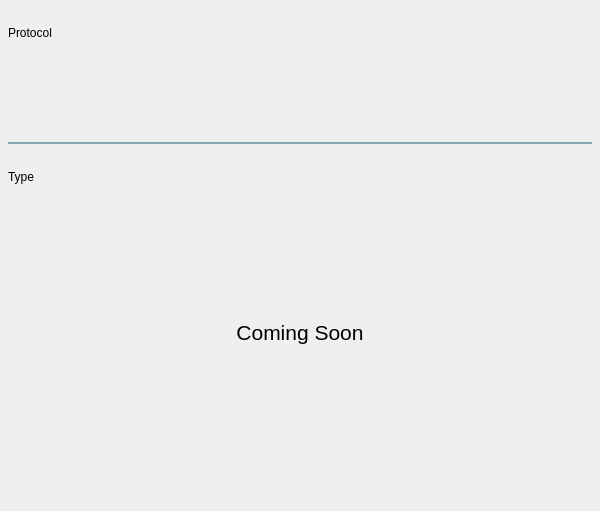
Above: RoboticUserInterface/include/form/CommSelector.ui from ADrownFish/RoboticUserInterface before the change. Below: the same form after it.
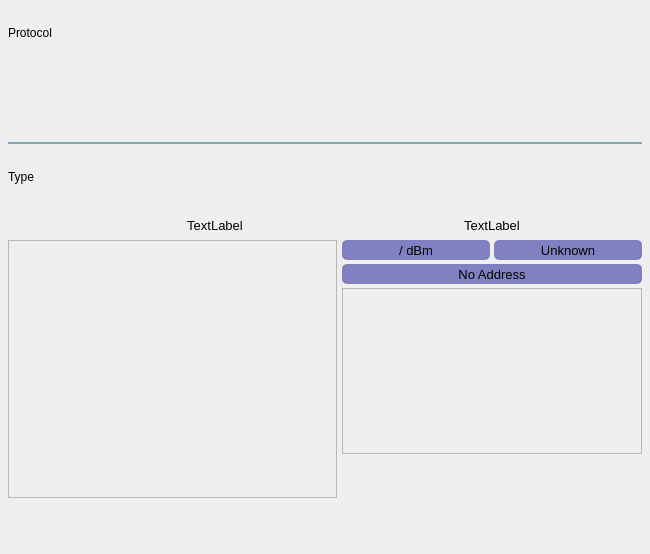
That is the form after the change. The open tabs and pages were chosen to show the change. Custom widgets are drawn as their Qt base class.

```diff
--- a/RoboticUserInterface/include/form/CommSelector.ui
+++ b/RoboticUserInterface/include/form/CommSelector.ui
@@ -6,8 +6,8 @@
    <rect>
     <x>0</x>
     <y>0</y>
-    <width>600</width>
-    <height>511</height>
+    <width>650</width>
+    <height>554</height>
    </rect>
   </property>
   <property name="minimumSize">
@@ -66,19 +66,6 @@
      </property>
     </widget>
    </item>
-   <item row="7" column="1">
-    <spacer name="horizontalSpacer">
-     <property name="orientation">
-      <enum>Qt::Orientation::Vertical</enum>
-     </property>
-     <property name="sizeHint" stdset="0">
-      <size>
-       <width>40</width>
-       <height>20</height>
-      </size>
-     </property>
-    </spacer>
-   </item>
    <item row="6" column="0" colspan="4">
     <widget class="QStackedWidget" name="stackedWidget_type">
      <property name="currentIndex">
@@ -386,21 +373,316 @@
      </widget>
      <widget class="QWidget" name="page_bluetooth">
       <layout class="QGridLayout" name="gridLayout_2">
+       <property name="leftMargin">
+        <number>0</number>
+       </property>
+       <property name="topMargin">
+        <number>0</number>
+       </property>
+       <property name="rightMargin">
+        <number>0</number>
+       </property>
+       <property name="bottomMargin">
+        <number>0</number>
+       </property>
+       <property name="horizontalSpacing">
+        <number>5</number>
+       </property>
+       <property name="verticalSpacing">
+        <number>0</number>
+       </property>
        <item row="0" column="0">
-        <widget class="QLabel" name="label">
+        <widget class="QtMaterialRaisedButton" name="button_bt_scan" native="true">
+         <property name="minimumSize">
+          <size>
+           <width>80</width>
+           <height>30</height>
+          </size>
+         </property>
+         <property name="maximumSize">
+          <size>
+           <width>80</width>
+           <height>30</height>
+          </size>
+         </property>
+        </widget>
+       </item>
+       <item row="0" column="1">
+        <widget class="QLabel" name="label_bt_device">
+         <property name="minimumSize">
+          <size>
+           <width>0</width>
+           <height>20</height>
+          </size>
+         </property>
+         <property name="maximumSize">
+          <size>
+           <width>16777215</width>
+           <height>20</height>
+          </size>
+         </property>
          <property name="font">
           <font>
-           <pointsize>16</pointsize>
+           <pointsize>10</pointsize>
           </font>
          </property>
          <property name="text">
-          <string>Coming Soon</string>
+          <string>TextLabel</string>
          </property>
          <property name="alignment">
           <set>Qt::AlignmentFlag::AlignCenter</set>
          </property>
         </widget>
        </item>
+       <item row="0" column="2">
+        <widget class="QLabel" name="label_bt_service">
+         <property name="minimumSize">
+          <size>
+           <width>0</width>
+           <height>20</height>
+          </size>
+         </property>
+         <property name="maximumSize">
+          <size>
+           <width>16777215</width>
+           <height>20</height>
+          </size>
+         </property>
+         <property name="font">
+          <font>
+           <pointsize>10</pointsize>
+          </font>
+         </property>
+         <property name="text">
+          <string>TextLabel</string>
+         </property>
+         <property name="alignment">
+          <set>Qt::AlignmentFlag::AlignCenter</set>
+         </property>
+        </widget>
+       </item>
+       <item row="1" column="0" colspan="2">
+        <widget class="QScrollArea" name="scrollArea_2">
+         <property name="minimumSize">
+          <size>
+           <width>300</width>
+           <height>200</height>
+          </size>
+         </property>
+         <property name="maximumSize">
+          <size>
+           <width>3000</width>
+           <height>16777215</height>
+          </size>
+         </property>
+         <property name="widgetResizable">
+          <bool>true</bool>
+         </property>
+         <widget class="QWidget" name="bt_device_widget">
+          <property name="geometry">
+           <rect>
+            <x>0</x>
+            <y>0</y>
+            <width>327</width>
+            <height>248</height>
+           </rect>
+          </property>
+          <layout class="QVBoxLayout" name="verticalLayout_bt_device">
+           <property name="spacing">
+            <number>5</number>
+           </property>
+           <property name="leftMargin">
+            <number>0</number>
+           </property>
+           <property name="topMargin">
+            <number>0</number>
+           </property>
+           <property name="rightMargin">
+            <number>0</number>
+           </property>
+           <property name="bottomMargin">
+            <number>0</number>
+           </property>
+           <item>
+            <widget class="QWWindowButton" name="widget_bt_device" native="true"/>
+           </item>
+          </layout>
+         </widget>
+        </widget>
+       </item>
+       <item row="1" column="2">
+        <widget class="QWidget" name="widget_2" native="true">
+         <property name="minimumSize">
+          <size>
+           <width>300</width>
+           <height>200</height>
+          </size>
+         </property>
+         <property name="maximumSize">
+          <size>
+           <width>3000</width>
+           <height>16777215</height>
+          </size>
+         </property>
+         <property name="styleSheet">
+          <string notr="true">QLabel{
+background-color: rgb(129, 129, 194);
+border-radius:5;
+}</string>
+         </property>
+         <layout class="QGridLayout" name="gridLayout_7">
+          <property name="leftMargin">
+           <number>0</number>
+          </property>
+          <property name="topMargin">
+           <number>0</number>
+          </property>
+          <property name="rightMargin">
+           <number>0</number>
+          </property>
+          <property name="bottomMargin">
+           <number>0</number>
+          </property>
+          <property name="spacing">
+           <number>4</number>
+          </property>
+          <item row="1" column="0" colspan="2">
+           <widget class="QLabel" name="label_address">
+            <property name="minimumSize">
+             <size>
+              <width>0</width>
+              <height>20</height>
+             </size>
+            </property>
+            <property name="maximumSize">
+             <size>
+              <width>16777215</width>
+              <height>30</height>
+             </size>
+            </property>
+            <property name="font">
+             <font>
+              <pointsize>10</pointsize>
+             </font>
+            </property>
+            <property name="text">
+             <string>No Address</string>
+            </property>
+            <property name="alignment">
+             <set>Qt::AlignmentFlag::AlignCenter</set>
+            </property>
+           </widget>
+          </item>
+          <item row="0" column="0">
+           <widget class="QLabel" name="label_RSSI">
+            <property name="minimumSize">
+             <size>
+              <width>0</width>
+              <height>20</height>
+             </size>
+            </property>
+            <property name="maximumSize">
+             <size>
+              <width>16777215</width>
+              <height>30</height>
+             </size>
+            </property>
+            <property name="font">
+             <font>
+              <pointsize>10</pointsize>
+             </font>
+            </property>
+            <property name="text">
+             <string>/ dBm</string>
+            </property>
+            <property name="alignment">
+             <set>Qt::AlignmentFlag::AlignCenter</set>
+            </property>
+           </widget>
+          </item>
+          <item row="0" column="1">
+           <widget class="QLabel" name="label_Type">
+            <property name="minimumSize">
+             <size>
+              <width>0</width>
+              <height>20</height>
+             </size>
+            </property>
+            <property name="maximumSize">
+             <size>
+              <width>16777215</width>
+              <height>30</height>
+             </size>
+            </property>
+            <property name="font">
+             <font>
+              <pointsize>10</pointsize>
+             </font>
+            </property>
+            <property name="text">
+             <string>Unknown</string>
+            </property>
+            <property name="alignment">
+             <set>Qt::AlignmentFlag::AlignCenter</set>
+            </property>
+           </widget>
+          </item>
+          <item row="2" column="0" colspan="2">
+           <widget class="QScrollArea" name="scrollArea_3">
+            <property name="widgetResizable">
+             <bool>true</bool>
+            </property>
+            <widget class="QWidget" name="scrollAreaWidgetContents_2">
+             <property name="geometry">
+              <rect>
+               <x>0</x>
+               <y>0</y>
+               <width>298</width>
+               <height>156</height>
+              </rect>
+             </property>
+             <layout class="QGridLayout" name="gridLayout_8">
+              <property name="leftMargin">
+               <number>0</number>
+              </property>
+              <property name="topMargin">
+               <number>0</number>
+              </property>
+              <property name="rightMargin">
+               <number>0</number>
+              </property>
+              <property name="bottomMargin">
+               <number>0</number>
+              </property>
+              <property name="spacing">
+               <number>0</number>
+              </property>
+              <item row="0" column="0">
+               <widget class="QWWindowButton" name="widget_bt_uuids" native="true"/>
+              </item>
+             </layout>
+            </widget>
+           </widget>
+          </item>
+          <item row="3" column="0" colspan="2">
+           <widget class="QWWindowButton" name="widget_BT_Type" native="true">
+            <property name="minimumSize">
+             <size>
+              <width>120</width>
+              <height>40</height>
+             </size>
+            </property>
+            <property name="maximumSize">
+             <size>
+              <width>12000</width>
+              <height>40</height>
+             </size>
+            </property>
+           </widget>
+          </item>
+         </layout>
+        </widget>
+       </item>
       </layout>
      </widget>
      <widget class="QWidget" name="page_serial">
@@ -848,6 +1130,12 @@
   </layout>
  </widget>
  <customwidgets>
+  <customwidget>
+   <class>QtMaterialTextField</class>
+   <extends>QWidget</extends>
+   <header>qt_material_widgets/qtmaterialtextfield.h</header>
+   <container>1</container>
+  </customwidget>
   <customwidget>
    <class>QtMaterialRaisedButton</class>
    <extends>QWidget</extends>
@@ -860,12 +1148,6 @@
    <header>qwool/qwwindowbutton.h</header>
    <container>1</container>
   </customwidget>
-  <customwidget>
-   <class>QtMaterialTextField</class>
-   <extends>QWidget</extends>
-   <header>qt_material_widgets/qtmaterialtextfield.h</header>
-   <container>1</container>
-  </customwidget>
   <customwidget>
    <class>QWSwitcher</class>
    <extends>QWidget</extends>
```
Left out of the diff: 25 changed lines with no effect on the pictures.
